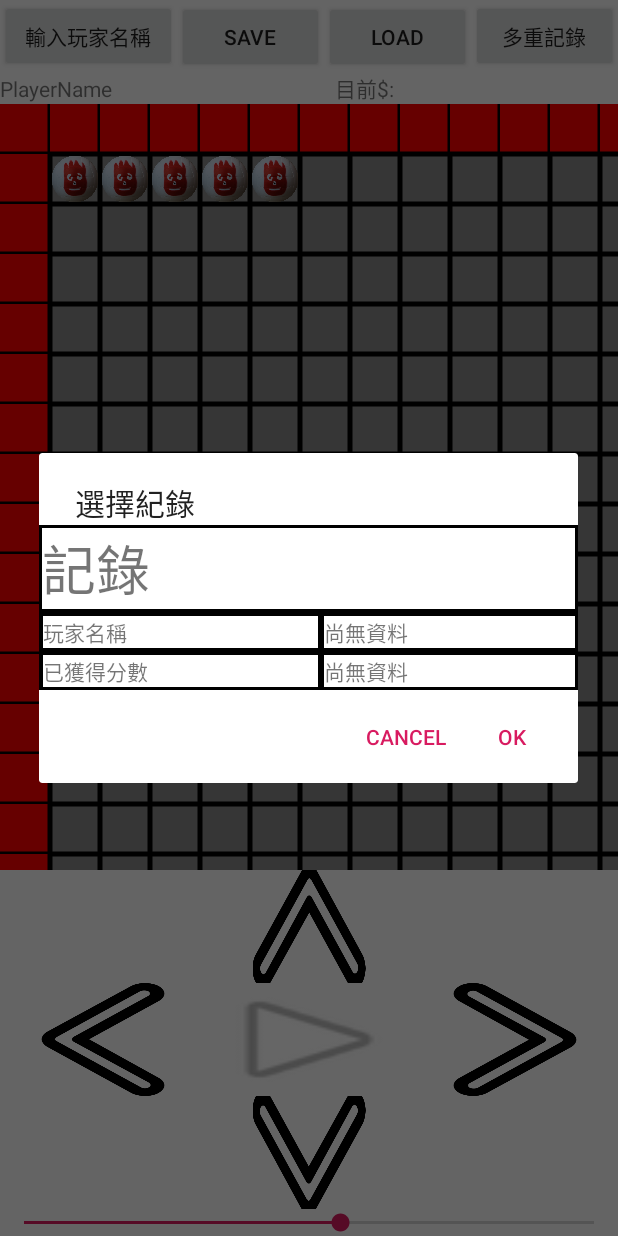
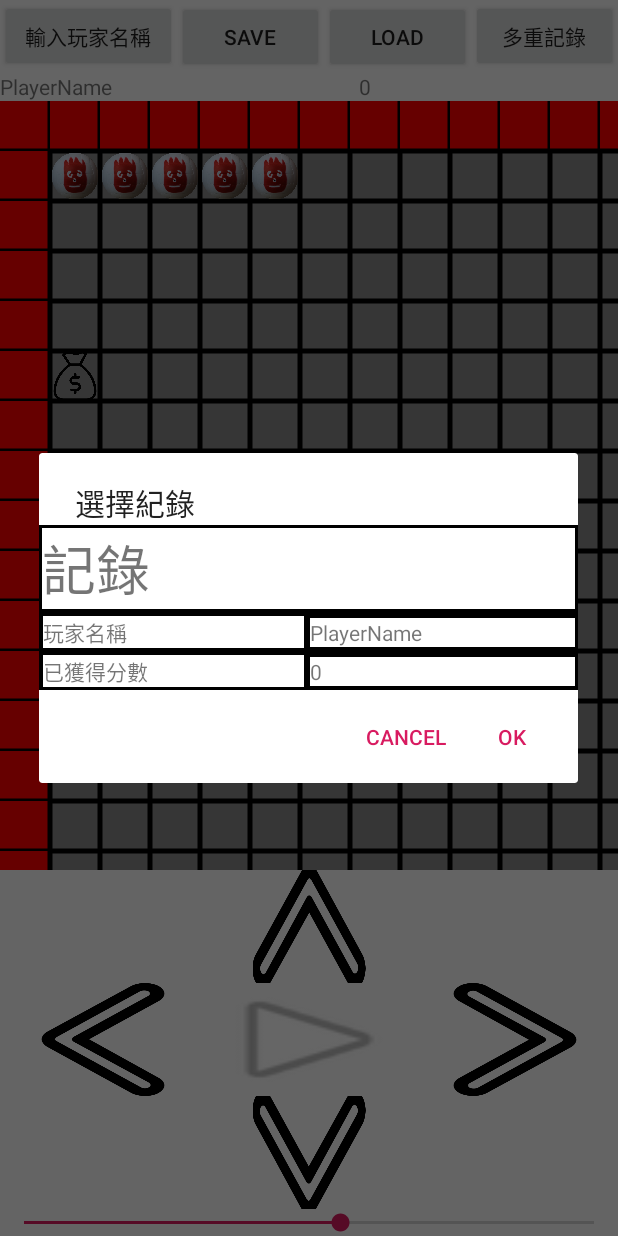
Before and after one commit to armyant0920/SnackGame, an Android app: the screen it shows after launch (MainActivity), after a tap on "SAVE", on a phone screen of 412 x 824 dp. Run offline under Robolectric (Android 15) with nearby library versions, the phone set to English and light mode, and no system bars; 1 other tap on this screen came first.

Commit message:
1/31 除蟲
本來是要改其他部分的
沒想到弄一弄變成都在找&Fix Bug
就當作是之前得過且過的代價吧...
主要處理了一些操作程序,型別,以及存讀檔的問題,也算是累積經驗吧,希望以後可以在規劃階段就更多的考慮到

```diff
--- a/SnackGame/app/src/main/java/com/practice/snackgame/GameOver.java
+++ b/SnackGame/app/src/main/java/com/practice/snackgame/GameOver.java
@@ -16,6 +16,7 @@ import android.widget.Toast;
 
 public class GameOver extends AppCompatActivity {
     Button btn_back;
+
 //    ActivityManager manager=(ActivityManager) context
 //            .getSystemService(Context.ACTIVITY_SERVICE);
 
--- a/SnackGame/app/src/main/java/com/practice/snackgame/MainActivity.java
+++ b/SnackGame/app/src/main/java/com/practice/snackgame/MainActivity.java
@@ -43,21 +43,22 @@ public class MainActivity extends AppCompatActivity implements MediaPlayer.OnPre
     ActionBar actionBar;
 
     final int GS=50,row=17,column=17;//撇除牆壁,實際可動範圍15*15=225
-    int count=0,speed=500;
+    public static int count=0,speed=500;
     SeekBar seekBar;
-    TextView countText,PlayerName;
+    SharedPreferences SP;
     Bitmap wilsion,money;
     Random rnd=new Random();
     String PN;
     Paint p=new Paint();
     Boolean run=false,alive=true,allowChange=true;
 
-    private String Record;
+    private String SL;
     //為了方便控制記錄檔,宣告以下靜態變數(static)
     //又為了讓另一個Activity可以直接存取以下變數,必須宣告為public,
+        public static TextView countText,PlayerName;
         public static DrawView view;
-        public static String Name, Score, Coin, Snack;
-        public static int Direction;
+        public static String Name,Coin, Snack;
+
         public static SnackBody MoneyPoint;
         public static ArrayList<SnackBody> SB;
         public static Button PressNow;
@@ -118,6 +119,7 @@ public class MainActivity extends AppCompatActivity implements MediaPlayer.OnPre
         super.onResume();
         view.invalidate();
         mMediaPlayer = new MediaPlayer();
+        mMediaPlayer.setLooping(true);
         Log.d("onResume","onResume");
 
         try {
@@ -246,20 +248,16 @@ public class MainActivity extends AppCompatActivity implements MediaPlayer.OnPre
         txt_record=(TextView)recordlist.findViewById(R.id.txt_score);
 
         //從SharedPreferences抓出上一次存過的資料
-        txt_name.setText(getSharedPreferences("GR",MODE_PRIVATE).getString("Name","尚無資料"));
-        txt_record.setText(getSharedPreferences("GR",MODE_PRIVATE).getString("Record","尚無資料"));
+        txt_name.setText(getSharedPreferences("GR",MODE_PRIVATE).getString("Name","PlayerName"));
+        txt_record.setText(getSharedPreferences("GR",MODE_PRIVATE).getString("Record","0"));
 
         recordlist.setOnClickListener(new View.OnClickListener() {
             @Override
             public void onClick(View v) {
 
-                   // SharedPreferences SP=getSharedPreferences("GR",MODE_PRIVATE);
-                if(Record=="save") {//如果目前是存檔動作,就把這個紀錄檔的文字覆蓋掉
+                if(SL=="save") {//如果目前是存檔動作,就把這個紀錄檔的文字覆蓋掉
                     txt_name.setText(PN);
                     txt_record.setText(String.valueOf(count));
-//                    txt_name.setText(String.valueOf(PlayerName.getText()));
-//                    txt_record.setText(String.valueOf(count));
-
                     CoinString = MoneyPoint.getPointX() + "/" +MoneyPoint.getPointY();
                     Log.d("CoinPoint", CoinString);
                     String test[] = CoinString.split(";");
@@ -273,13 +271,13 @@ public class MainActivity extends AppCompatActivity implements MediaPlayer.OnPre
                     }
                     Log.d("SNACK", SnackString);
                 }
-                else if(Record=="load"){//
+                else if(SL=="load"){//
 
                 }
             }
         });
 
-        final AlertDialog Dialog=new AlertDialog.Builder(MainActivity.this)
+        new AlertDialog.Builder(MainActivity.this)
                 .setTitle("選擇紀錄")
                 .setView(recordlist)
                 .setPositiveButton("OK", new DialogInterface.OnClickListener() {
@@ -288,8 +286,8 @@ public class MainActivity extends AppCompatActivity implements MediaPlayer.OnPre
 
                         String name = txt_name.getText().toString();
                         String record=txt_record.getText().toString();
-                        SharedPreferences SP = getSharedPreferences("GR", MODE_PRIVATE);
-                        if(Record=="save") {
+
+                        if(SL=="save") {
                             if (TextUtils.isEmpty(name) || TextUtils.isEmpty(record)) {
                                 Toast.makeText(getApplicationContext(), "資料不全", Toast.LENGTH_SHORT).show();
                             } else {
@@ -304,8 +302,8 @@ public class MainActivity extends AppCompatActivity implements MediaPlayer.OnPre
                                         .commit();
 
                             }
-                        }else if(Record=="load"){
-                            PN=SP.getString("Name","null");
+                        }else if(SL=="load"){
+                            PN=SP.getString("Name","PlayerName");
 
                             PlayerName.setText(PN);
                             count=Integer.parseInt(SP.getString("Record","0"));
@@ -318,9 +316,9 @@ public class MainActivity extends AppCompatActivity implements MediaPlayer.OnPre
                             Log.d("CoinX",String.valueOf(MoneyPoint.getPointX()));
                             Log.d("CoinY",String.valueOf(MoneyPoint.getPointY()));
                             map[MoneyPoint.getPointY()][MoneyPoint.getPointX()]=2;
-                            SnackString = SP.getString("Snack","0/1;1/1;2/1;3/1;4/1;5/1");
+                            SnackString = SP.getString("Snack","1/1;2/1;3/1;4/1;5/1");
                             String snack[]=SnackString.split(";");
-                            DIRECTION=SP.getInt("Direction",0);
+                            DIRECTION=SP.getInt("Direction",1);
                             if(PressNow!=null){PressNow.setBackgroundTintMode(PorterDuff.Mode.MULTIPLY);}
                                 switch (DIRECTION){
                                     case 0:PressNow=PressUP;
@@ -388,35 +386,34 @@ public class MainActivity extends AppCompatActivity implements MediaPlayer.OnPre
 //                    SP.edit().putString("Name",name)
 //                            .commit();
                     Pause();
-                    Record = "save";
+                    SL = "save";
                     Record();
                     break;
                 case R.id.btn_load:
                     Pause();
-                    Record = "load";
+                    SL = "load";
                     Record();
                     break;
                 case R.id.TEST:
-                   Pause();
-//                    mMediaPlayer.stop();
+                     Pause();
                     mMediaPlayer.release();
                     mbIsInitialised = true;
 
                     Name = PN;
                     Log.d("Name",Name);
-                    Score = String.valueOf(count);
+
                     Coin = MoneyPoint.getPointX() + "/" + MoneyPoint.getPointY();
                     Snack = "";
-                    Direction = DIRECTION;
+
                     for (SnackBody s : SB) {
                         Snack += s.getPointX() + "/" + s.getPointY() + ";";
                     }
                     Intent i = new Intent(getApplicationContext(), RecordActivity.class);
                     i.putExtra("Name", Name);
-                    i.putExtra("Score", Score);
+                    i.putExtra("Score", String.valueOf(count));
                     i.putExtra("Coin", Coin);
                     i.putExtra("Snack", Snack);
-                    i.putExtra("Direction", Direction);
+                    i.putExtra("Direction", DIRECTION);
                     //mMediaPlayer.stop();
                     startActivity(i);
                     break;
@@ -436,7 +433,6 @@ public class MainActivity extends AppCompatActivity implements MediaPlayer.OnPre
                     mMediaPlayer.pause();
                     }
                     break;
-
             }
         }
     };
@@ -444,9 +440,6 @@ public class MainActivity extends AppCompatActivity implements MediaPlayer.OnPre
             PressPause.setBackgroundResource(android.R.drawable.ic_media_play);
             run=false;
             state=pause;
-//            if(mMediaPlayer.isPlaying())
-//            {mMediaPlayer.pause();}
-
     }
     //方向與按鈕事件設定
     View.OnClickListener ArrowListener=new View.OnClickListener() {
@@ -483,8 +476,8 @@ public class MainActivity extends AppCompatActivity implements MediaPlayer.OnPre
                     PressNow=PressDOWN;
                     PressNow.setBackgroundTintMode(PorterDuff.Mode.SRC_ATOP);//OVERALY或XOR也不錯
                     break;
+            }
 
-            }
             Log.d("DIRECTION",String.valueOf(DIRECTION));
         }
     };
@@ -492,29 +485,32 @@ public class MainActivity extends AppCompatActivity implements MediaPlayer.OnPre
     private void init() {
         //VL=(LinearLayout) findViewById(R.id.VL);
         PlayerName = (TextView) findViewById(R.id.PlayerName);
-        SharedPreferences SP[]=new SharedPreferences[3];
-        SPRecord=new ArrayList<>();
-        for(int i=0;i<3;i++){
-            SP[i]=getSharedPreferences("GR"+i,MODE_PRIVATE);
-            String name = SP[i].getString("Name","PlayerName");
-            String record=SP[i].getString("Record","0");
-            String snack=SP[i].getString("Record","0/1;1/1;2/1;3/1;4/1;5/1");
-            String coin=SP[i].getString("Coin",1+rnd.nextInt(15)+"/"+1+rnd.nextInt(15));
-            int direction=SP[i].getInt("Direction",1);//預設1為向右
+        SP=getSharedPreferences("GR",MODE_PRIVATE);
+        {//        SharedPreferences SP[]=new SharedPreferences[3];
+//        SPRecord=new ArrayList<>();
+//        for(int i=0;i<3;i++){
+//            SP[i]=getSharedPreferences("GR"+i,MODE_PRIVATE);
+//            String name = SP[i].getString("Name","PlayerName");
+//            String record=SP[i].getString("Record","0");
+//            String snack=SP[i].getString("Snack","1/1;2/1;3/1;4/1;5/1");
+//            String coin=SP[i].getString("Coin",1+rnd.nextInt(15)+"/"+1+rnd.nextInt(15));
+//            int direction=SP[i].getInt("Direction",1);//預設1為向右
+//
+//            Record R=new Record(name,record,snack,coin,direction);
+//            SPRecord.add(R);
+//        }
+        }
 
-            Record R=new Record(name,record,snack,coin,direction);
-            SPRecord.add(R);
-        }
-        SharedPreferences SP0 = getSharedPreferences("GR", MODE_PRIVATE);
 //        PN = SP0.getString("Name", "PlayerName");
-        CoinString = SP0.getString("Coin", 1+rnd.nextInt(15)+"/"+1+rnd.nextInt(15));
-        PN="PlayerName";
-
+        int x,y;
+        x=1+rnd.nextInt(15);
+        y=1+rnd.nextInt(15);
+        CoinString = SP.getString("Coin", x+"/"+y);
+        PN=SP.getString("Name","PlayerName");
         PlayerName.setText(PN);
         countText = (TextView) findViewById(R.id.countText);
-
-
-
+        count=0;
+        countText.setText(String.valueOf(count));
 
 //        SPRecord.add
         //按鍵初始化
@@ -544,15 +540,11 @@ public class MainActivity extends AppCompatActivity implements MediaPlayer.OnPre
             public void onProgressChanged(SeekBar seekBar, int progress, boolean fromUser) {
                 speed = 1000 - progress * 100;
             }
-
             @Override
             public void onStartTrackingTouch(SeekBar seekBar) {
-
             }
-
             @Override
             public void onStopTrackingTouch(SeekBar seekBar) {
-
             }
         });
         //圖片設定初始化
@@ -632,6 +624,7 @@ public class MainActivity extends AppCompatActivity implements MediaPlayer.OnPre
             //音樂播放
             uri = Uri.parse("android.resource://" + getPackageName() + "/" + R.raw.canon);
             mMediaPlayer = new MediaPlayer();
+            mMediaPlayer.setLooping(true);
         }
         //Handler處理
         {handler=new Handler(){
@@ -661,7 +654,7 @@ public class MainActivity extends AppCompatActivity implements MediaPlayer.OnPre
             if(s.getPointX()==TempPoint.getPointX() && s.getPointY()==TempPoint.getPointY()){
 
                 alive=false;
-                Log.d("死因","吃到自己");
+                Log.d("死因","吃到自己"+"目前方向"+DIRECTION);
                 break;
             }
         }
--- a/SnackGame/build.gradle
+++ b/SnackGame/build.gradle
@@ -7,7 +7,7 @@ buildscript {
 
     }
     dependencies {
-        classpath 'com.android.tools.build:gradle:3.5.2'
+        classpath 'com.android.tools.build:gradle:3.5.3'
 
         // NOTE: Do not place your application dependencies here; they belong
         // in the individual module build.gradle files
```
Also changed, not shown: SnackGame/app/src/main/java/com/practice/snackgame/RecordActivity.java (+27 -14 lines).
